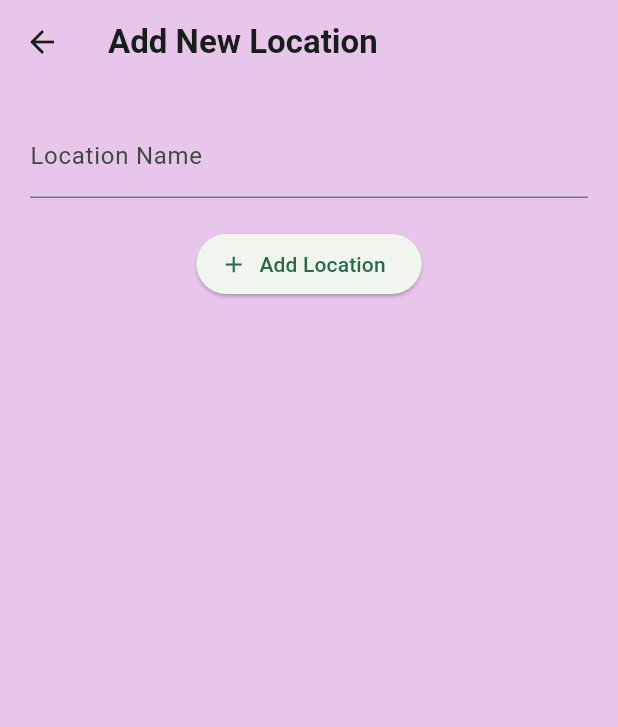
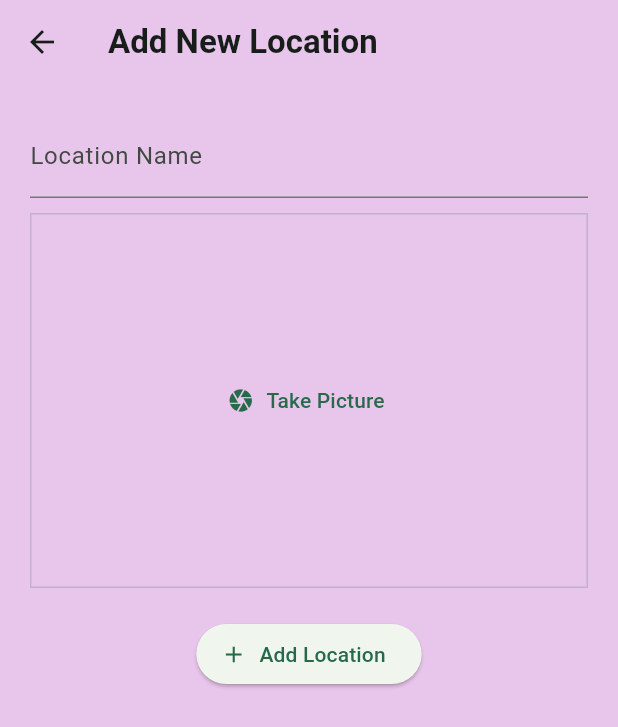
Before and after one commit to uritrejo/mobile_app_polimi, a Flutter app: the screen it shows after launch, after a tap on the "add" icon, on a phone screen of 412 x 824 dp. Shown: the top 727 px of the screen. Run offline on Flutter 3.47's test engine with Material 3 defaults, Android fonts, the light colour scheme and no system bars; our stand-ins replace flutter_riverpod, google_fonts, image_picker.

Commit message:
Add a picture to new locations (#2)
This PR now allows the user to take a picture for each new location, saves it locally, displays it as an avatar on each list item and display it in the location details page.

```diff
--- a/lib/main.dart
+++ b/lib/main.dart
@@ -1,7 +1,6 @@
 import 'package:flutter/material.dart';
 import 'package:flutter_riverpod/flutter_riverpod.dart';
 import 'package:google_fonts/google_fonts.dart';
-import 'package:mobile_app_polimi/home_page.dart';
 import 'package:mobile_app_polimi/screens/locations.dart';
 
 final colorScheme = ColorScheme.fromSeed(
--- a/lib/models/location.dart
+++ b/lib/models/location.dart
@@ -1,10 +1,13 @@
+import 'dart:io';
+
 import 'package:uuid/uuid.dart';
 
 const uuid = Uuid();
 
 class Location {
-  Location({required this.title}) : id = uuid.v4();
+  Location({required this.title, required this.image}) : id = uuid.v4();
 
   final String title;
   final String id;
+  final File image;
 }
--- a/lib/providers/user_locations.dart
+++ b/lib/providers/user_locations.dart
@@ -1,11 +1,13 @@
+import 'dart:io';
+
 import 'package:flutter_riverpod/flutter_riverpod.dart';
 import 'package:mobile_app_polimi/models/location.dart';
 
 class UserLocationsNotifier extends StateNotifier<List<Location>> {
   UserLocationsNotifier() : super(const []);
 
-  void addLocation(String title) {
-    final location = Location(title: title);
+  void addLocation(String title, File image) {
+    final location = Location(title: title, image: image);
     // you can't directly add the state, you need to re-create the list
     state = [...state, location];
   }
--- a/lib/screens/add_location.dart
+++ b/lib/screens/add_location.dart
@@ -1,6 +1,9 @@
+import 'dart:io';
+
 import 'package:flutter/material.dart';
 import 'package:flutter_riverpod/flutter_riverpod.dart';
 import 'package:mobile_app_polimi/providers/user_locations.dart';
+import 'package:mobile_app_polimi/widgets/image_input.dart';
 
 // ConsumerStatefulWidget allows us to consume from riverpod (notice ConsumerState as well)
 class AddLocationScreen extends ConsumerStatefulWidget {
@@ -15,19 +18,23 @@ class AddLocationScreen extends ConsumerStatefulWidget {
 class _AddLocationScreenState extends ConsumerState<AddLocationScreen> {
   final _titleController = TextEditingController();
 
+  File? _selectedImage;
+
   // ??++ I think I need to pass in the location?
   _saveLocation() {
     final enteredTitle = _titleController.text;
 
-    if (enteredTitle.isEmpty) {
+    if (enteredTitle.isEmpty || _selectedImage == null) {
       return;
     }
 
-    // ??++ could add validation here
+    // ??++ could add validation here (there's a lot missing anyways)
 
     // ref is available due to the ConsumerXXX
     // this is how we add the new location to the provider
-    ref.read(userLocationsProvider.notifier).addLocation(enteredTitle);
+    ref
+        .read(userLocationsProvider.notifier)
+        .addLocation(enteredTitle, _selectedImage!);
 
     // to go back to the previous screen
     // we have direct access to the context since we're inside a state
@@ -55,7 +62,17 @@ class _AddLocationScreenState extends ConsumerState<AddLocationScreen> {
                 decoration: const InputDecoration(labelText: 'Location Name'),
                 controller: _titleController,
               ),
-              const SizedBox(height: 20),
+
+              const SizedBox(height: 10), // add some space before the button
+
+              // ??++ Image Input incoming
+              ImageInput(
+                onPickImage: (pickedImage) {
+                  _selectedImage = pickedImage;
+                },
+              ),
+
+              const SizedBox(height: 20), // add some space before the button
               ElevatedButton.icon(
                 onPressed: _saveLocation,
                 icon: const Icon(Icons.add),
--- a/lib/screens/locations.dart
+++ b/lib/screens/locations.dart
@@ -32,8 +32,9 @@ class LocationsScreen extends ConsumerWidget {
             )
           ],
         ),
-      // ??++ the const is only for now je pense
-      body: LocationsList(locations: userLocations),
-    );
+        body: Padding(
+          padding: const EdgeInsets.all(5),
+          child: LocationsList(locations: userLocations),
+        ));
   }
 }
--- /dev/null
+++ b/lib/widgets/image_input.dart
@@ -0,0 +1,72 @@
+import 'package:flutter/material.dart';
+import 'package:image_picker/image_picker.dart';
+import 'dart:io';
+
+class ImageInput extends StatefulWidget {
+  const ImageInput({super.key, required this.onPickImage});
+
+  final void Function(File pickedImage) onPickImage;
+
+  @override
+  State<ImageInput> createState() => _ImageInputState();
+}
+
+class _ImageInputState extends State<ImageInput> {
+  File? _selectedImage;
+
+  void _takePicture() async {
+    final imagePicker = ImagePicker();
+    // here you can see the same type of thing as with js promises
+    final pickedImage =
+        await imagePicker.pickImage(source: ImageSource.camera, maxWidth: 600);
+
+    if (pickedImage == null) {
+      return;
+    }
+
+    _selectedImage = File(pickedImage.path);
+
+    // reload the UI for the image to show up
+    setState(() {});
+
+    widget.onPickImage(_selectedImage!);
+  }
+
+  @override
+  Widget build(BuildContext context) {
+    Widget content = TextButton.icon(
+        icon: const Icon(Icons.camera),
+        label: const Text('Take Picture'),
+        onPressed: _takePicture);
+
+    if (_selectedImage != null) {
+      content = GestureDetector(
+        onTap: _takePicture,
+        // the ! at the end is cuz you know it'll never be null
+        child: Image.file(
+          _selectedImage!,
+          fit: BoxFit.cover,
+          // make it take over the whole container
+          width: double.infinity,
+          height: double.infinity,
+          alignment: Alignment.center,
+        ),
+      );
+    }
+
+    return Container(
+      decoration: BoxDecoration(
+        // border: Border.all(width: 1, color: Colors.grey),
+        border: Border.all(
+            width: 1,
+            color: Theme.of(context).colorScheme.primary.withOpacity(0.2)),
+      ),
+      height: 250,
+      width: double.infinity, // as wide as the parent allows
+      alignment: Alignment
+          .center, // center the child in this container (horizontal & vertical)
+      // the child will be either a button or the image preview
+      child: content,
+    );
+  }
+}
--- a/lib/widgets/locations_list.dart
+++ b/lib/widgets/locations_list.dart
@@ -36,6 +36,10 @@ class LocationsList extends StatelessWidget {
       itemBuilder: (ctx, index) {
         final location = locations[index];
         return ListTile(
+          leading: CircleAvatar(
+            radius: 30,
+            backgroundImage: FileImage(location.image),
+          ),
           title: Text(
             location.title,
             // the !.copyWith(...) is to overwrite the default style only here
--- a/pubspec.yaml
+++ b/pubspec.yaml
@@ -38,6 +38,7 @@ dependencies:
   google_fonts: ^6.2.1
   uuid: ^4.5.1
   flutter_riverpod: ^2.6.1
+  image_picker: ^1.1.2
 
 dev_dependencies:
   flutter_test:
```
Also changed, not shown: lib/screens/locations_details.dart (+9 -8 lines), pubspec.lock, 6 other files. Lines whose indentation alone changed are shown as unchanged.
